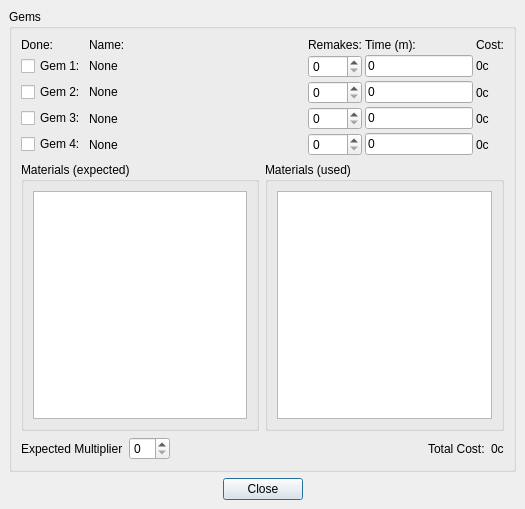
Before: the Qt Designer form CraftWindow.ui in tomkins/spellcraftcalc, drawn with Qt 5.
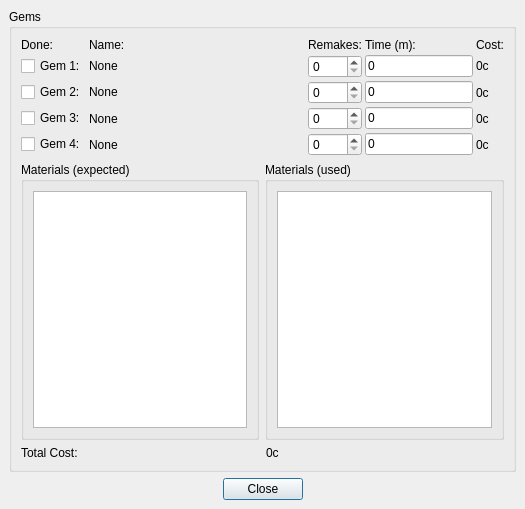
After: the same form once the commit is applied.

Commit message: Drop multipliers, you don't 'anticipate' remakes anymore with the new system, if anything, roll up a few extra makes of the lowest cost gem.

```diff
--- a/CraftWindow.ui
+++ b/CraftWindow.ui
@@ -393,39 +393,6 @@
           <property name="spacing" >
            <number>6</number>
           </property>
-          <item>
-           <layout class="QHBoxLayout" >
-            <property name="margin" >
-             <number>0</number>
-            </property>
-            <property name="spacing" >
-             <number>6</number>
-            </property>
-            <item>
-             <widget class="QLabel" name="TextLabel1_2" >
-              <property name="text" >
-               <string>Expected Multiplier</string>
-              </property>
-             </widget>
-            </item>
-            <item>
-             <widget class="QSpinBox" name="ExpMultiplier" />
-            </item>
-           </layout>
-          </item>
-          <item>
-           <spacer>
-            <property name="orientation" >
-             <enum>Qt::Horizontal</enum>
-            </property>
-            <property name="sizeHint" >
-             <size>
-              <width>40</width>
-              <height>20</height>
-             </size>
-            </property>
-           </spacer>
-          </item>
           <item>
            <layout class="QHBoxLayout" >
             <property name="margin" >
```
The commit also changes 1 other file.
